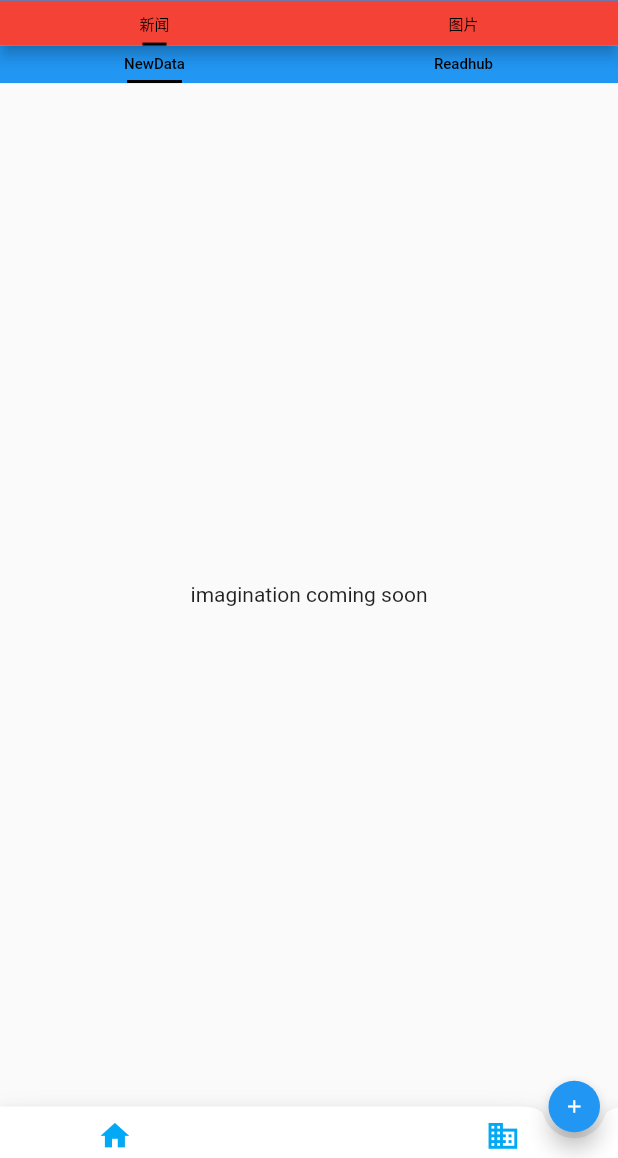
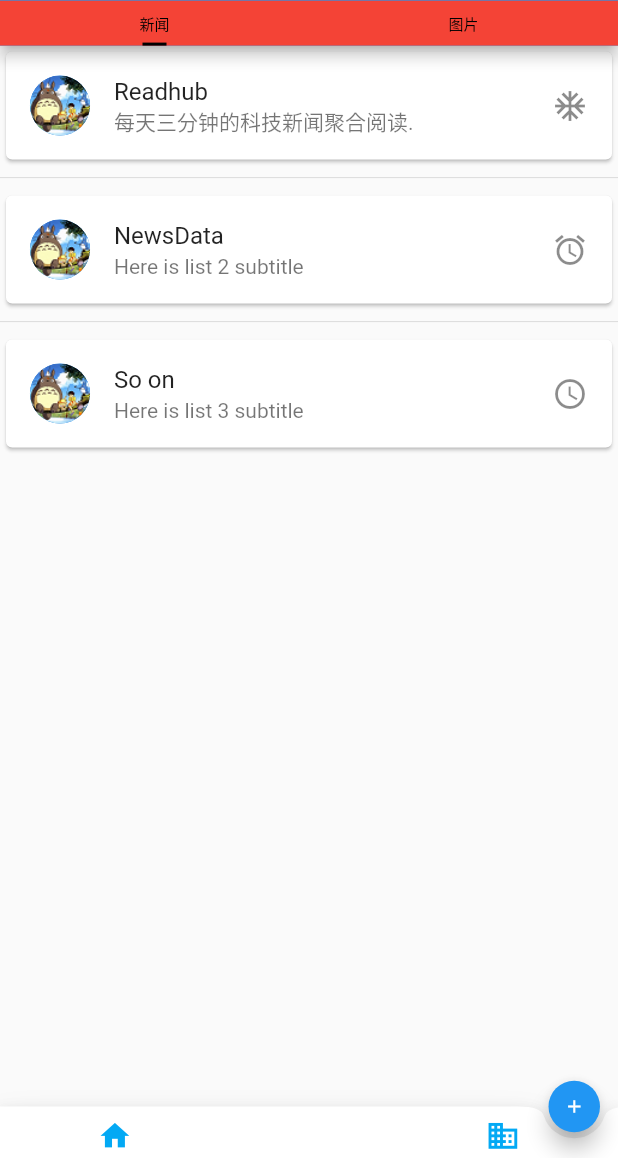
Before and after one commit to Sanotsu/freader, a Flutter app: the screen it shows after launch, on a phone screen of 412 x 824 dp, the part 78-1236 px from its top. Run offline on Flutter 3.47's test engine with Material 2 defaults, Android fonts, the phone set to English and light mode, and no system bars; our stand-ins replace cached_network_image, device_info_plus, dio, flutter_screenutil, fluttertoast, image_gallery_saver and 4 more; missing offline and left inert: image_downloader; Roboto replaces fonts that are missing (BarlowBold).

Commit message:
refactor:对已有的内容进行了新的布局调整，把之前的二級tabBar改为跳转到新页面。给pexels请求带上token.

```diff
--- a/lib/layout/news_page.dart
+++ b/lib/layout/news_page.dart
@@ -1,5 +1,9 @@
 import 'package:flutter/material.dart';
+import 'package:freader/views/news_page_demo.dart';
 import 'package:freader/views/readhub_page.dart';
+
+/// 2022-05-05
+/// 目前支持或计划支持的开源的新闻api，就会放到这个titles中，点击对应的card，跳转到具体网站的页面，查看详情内容
 
 class NewsPage extends StatefulWidget {
   const NewsPage({Key? key}) : super(key: key);
@@ -9,62 +13,61 @@ class NewsPage extends StatefulWidget {
 }
 
 class _NewsPageState extends State<NewsPage> {
+  // 新闻站点
+  final titles = ["Readhub", "NewsData", "So on"];
+  // 站点简述
+  final subtitles = [
+    "每天三分钟的科技新闻聚合阅读.",
+    "Here is list 2 subtitle",
+    "Here is list 3 subtitle"
+  ];
+  // 站点图标
+  final icons = [Icons.ac_unit, Icons.access_alarm, Icons.access_time];
+
   @override
   Widget build(BuildContext context) {
-    return DefaultTabController(
-      length: 2,
-      child: Center(
-        child: Column(
-          children: <Widget>[
-            Container(
-              height: 25,
-              color: Colors.blue, // 用來看位置，不需要的话这个Container可以改为SizedBox
-              child: const TabBar(
-                indicator: UnderlineTabIndicator(
-                  borderSide: BorderSide(width: 2.0), // 下划线的粗度
-                  // 下划线的四边的间距horizontal橫向
-                  insets: EdgeInsets.symmetric(horizontal: 2.0),
+    return ListView.separated(
+        separatorBuilder: (BuildContext context, int index) => const Divider(),
+        itemCount: titles.length,
+        itemBuilder: (context, index) {
+          return GestureDetector(
+            onTap: () => _onCardTap(context, index),
+            child: Card(
+              child: ListTile(
+                title: Text(titles[index]),
+                subtitle: Text(subtitles[index]),
+                leading: const CircleAvatar(
+                  backgroundImage: AssetImage("images/avatar.png"),
                 ),
-                indicatorWeight: 0,
-                indicatorSize: TabBarIndicatorSize.label,
-                tabs: [
-                  Tab(
-                    child: Text(
-                      "NewData",
-                      style: TextStyle(
-                          fontFamily: "BarlowBold",
-                          fontSize: 10,
-                          color: Colors.black),
-                    ),
-                  ),
-                  Tab(
-                    // height: 12,
-                    child: Text(
-                      "Readhub",
-                      style: TextStyle(
-                          fontFamily: "BarlowBold",
-                          fontSize: 10,
-                          color: Colors.black),
-                    ),
-                  ),
-                ],
+                trailing: Icon(icons[index]),
               ),
             ),
-            const Expanded(
-              child: TabBarView(
-                children: <Widget>[
-                  Center(
-                    child: Text('imagination coming soon'),
-                  ),
-                  Center(
-                    child: ReadhubPage(),
-                  ),
-                ],
-              ),
-            )
-          ],
-        ),
-      ),
-    );
+          );
+        });
   }
 }
+
+_onCardTap(BuildContext context, int index) {
+  Widget screen;
+  switch (index) {
+    case 0:
+      screen = const ReadhubPage();
+      break;
+    case 1:
+      screen = const NewsPageDemo();
+      break;
+    case 2:
+      screen = const NewsPageDemo();
+      break;
+    default:
+      screen = const ReadhubPage();
+  }
+
+  Navigator.of(context).push(
+    MaterialPageRoute(
+      builder: (BuildContext context) {
+        return screen;
+      },
+    ),
+  );
+}
--- a/pubspec.yaml
+++ b/pubspec.yaml
@@ -15,7 +15,8 @@ publish_to: "none" # Remove this line if you wish to publish to pub.dev
 # In iOS, build-name is used as CFBundleShortVersionString while build-number used as CFBundleVersion.
 # Read more about iOS versioning at
 # https://developer.apple.com/library/archive/documentation/General/Reference/InfoPlistKeyReference/Articles/CoreFoundationKeys.html
-version: 1.0.0+1
+# 原始布局的未0.1.0，修改了布局的未0.2.0.因为功能目前仅有readhub资讯，pexels图片浏览，所以没有大版本。
+version: 0.2.0
 
 environment:
   sdk: ">=2.16.2 <3.0.0"
```
Also changed, not shown: lib/layout/image_page.dart (+83 -176 lines), lib/views/image_page_demo.dart (+19 -1 lines), lib/views/news_page_demo.dart (added, +38 -0 lines), lib/views/pexels_image_page.dart (+21 -5 lines), lib/views/pexels_image_widget/fetch_pexels_api_result.dart (+10 -7 lines), lib/views/readhub_page.dart (+17 -1 lines), 2 other files.
